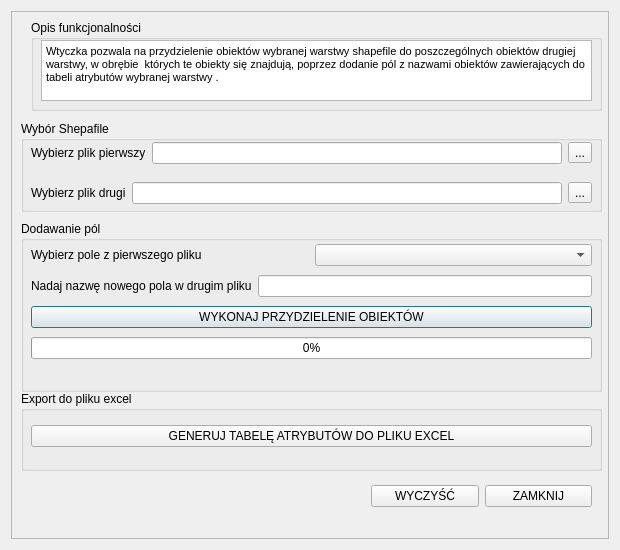
Qt form Add_Field_dialog_base.ui (KalinaJ45/add_field) before a commit.
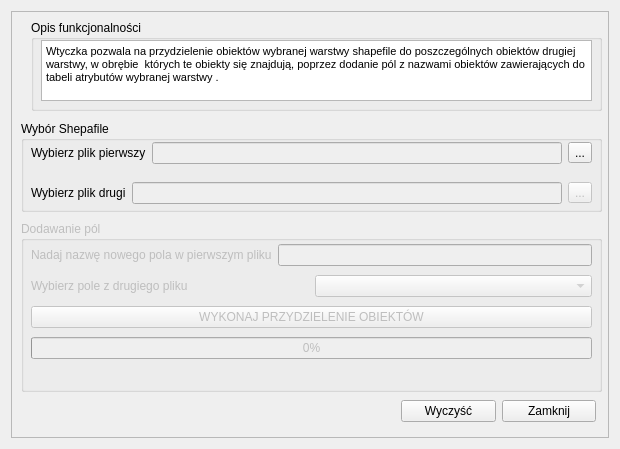
The same form after that commit.

Commit message: Added features:selected layers, added new field in the first later, allocated objects of first layer to objects of second layer. Changed of interface: added two new buttons (cleaning form and closing of plugin's window)

The edit to the form file:
```diff
--- a/Add_Field_dialog_base.ui
+++ b/Add_Field_dialog_base.ui
@@ -7,7 +7,7 @@
     <x>0</x>
     <y>0</y>
     <width>620</width>
-    <height>550</height>
+    <height>449</height>
    </rect>
   </property>
   <property name="windowTitle">
@@ -22,7 +22,7 @@
      <property name="frameShadow">
       <enum>QFrame::Raised</enum>
      </property>
-     <widget class="QGroupBox" name="groupBox">
+     <widget class="QGroupBox" name="selectLayerGroupBox">
       <property name="geometry">
        <rect>
         <x>10</x>
@@ -52,7 +52,11 @@
          </widget>
         </item>
         <item>
-         <widget class="QLineEdit" name="nameFile1"/>
+         <widget class="QLineEdit" name="nameFile1">
+          <property name="enabled">
+           <bool>false</bool>
+          </property>
+         </widget>
         </item>
         <item>
          <widget class="QToolButton" name="inputBtn1">
@@ -81,10 +85,17 @@
          </widget>
         </item>
         <item>
-         <widget class="QLineEdit" name="nameFile2"/>
+         <widget class="QLineEdit" name="nameFile2">
+          <property name="enabled">
+           <bool>false</bool>
+          </property>
+         </widget>
         </item>
         <item>
          <widget class="QToolButton" name="inputBtn2">
+          <property name="enabled">
+           <bool>false</bool>
+          </property>
           <property name="text">
            <string>...</string>
           </property>
@@ -93,7 +104,10 @@
        </layout>
       </widget>
      </widget>
-     <widget class="QGroupBox" name="groupBox_2">
+     <widget class="QGroupBox" name="addFieldGroupBox">
+      <property name="enabled">
+       <bool>false</bool>
+      </property>
       <property name="geometry">
        <rect>
         <x>10</x>
@@ -115,26 +129,12 @@
         </rect>
        </property>
        <layout class="QVBoxLayout" name="verticalLayout_2">
-        <item>
-         <layout class="QHBoxLayout" name="horizontalLayout_3">
-          <item>
-           <widget class="QLabel" name="label_3">
-            <property name="text">
-             <string>Wybierz pole z pierwszego pliku</string>
-            </property>
-           </widget>
-          </item>
-          <item>
-           <widget class="QComboBox" name="fieldComboBox"/>
-          </item>
-         </layout>
-        </item>
         <item>
          <layout class="QHBoxLayout" name="horizontalLayout_5">
           <item>
            <widget class="QLabel" name="label_4">
             <property name="text">
-             <string>Nadaj nazwę nowego pola w drugim pliku</string>
+             <string>Nadaj nazwę nowego pola w pierwszym pliku</string>
             </property>
            </widget>
           </item>
@@ -147,6 +147,20 @@
           </item>
          </layout>
         </item>
+        <item>
+         <layout class="QHBoxLayout" name="horizontalLayout_3">
+          <item>
+           <widget class="QLabel" name="label_3">
+            <property name="text">
+             <string>Wybierz pole z drugiego pliku</string>
+            </property>
+           </widget>
+          </item>
+          <item>
+           <widget class="QComboBox" name="fieldComboBox"/>
+          </item>
+         </layout>
+        </item>
         <item>
          <widget class="QPushButton" name="allocateObjectsBtn">
           <property name="text">
@@ -164,64 +178,6 @@
        </layout>
       </widget>
      </widget>
-     <widget class="QGroupBox" name="groupBox_3">
-      <property name="geometry">
-       <rect>
-        <x>10</x>
-        <y>380</y>
-        <width>581</width>
-        <height>80</height>
-       </rect>
-      </property>
-      <property name="title">
-       <string>Export do pliku excel</string>
-      </property>
-      <widget class="QWidget" name="verticalLayoutWidget_2">
-       <property name="geometry">
-        <rect>
-         <x>10</x>
-         <y>20</y>
-         <width>561</width>
-         <height>51</height>
-        </rect>
-       </property>
-       <layout class="QVBoxLayout" name="verticalLayout_3">
-        <item>
-         <widget class="QPushButton" name="generateAttrTabToExcelBtn">
-          <property name="text">
-           <string>GENERUJ TABELĘ ATRYBUTÓW DO PLIKU EXCEL</string>
-          </property>
-         </widget>
-        </item>
-       </layout>
-      </widget>
-     </widget>
-     <widget class="QWidget" name="horizontalLayoutWidget_3">
-      <property name="geometry">
-       <rect>
-        <x>360</x>
-        <y>460</y>
-        <width>221</width>
-        <height>51</height>
-       </rect>
-      </property>
-      <layout class="QHBoxLayout" name="horizontalLayout_4">
-       <item>
-        <widget class="QPushButton" name="cleareBtn">
-         <property name="text">
-          <string>WYCZYŚĆ</string>
-         </property>
-        </widget>
-       </item>
-       <item>
-        <widget class="QPushButton" name="closeBtn">
-         <property name="text">
-          <string>ZAMKNIJ</string>
-         </property>
-        </widget>
-       </item>
-      </layout>
-     </widget>
      <widget class="QGroupBox" name="groupBox_4">
       <property name="geometry">
        <rect>
@@ -252,6 +208,32 @@
        </property>
       </widget>
      </widget>
+     <widget class="QWidget" name="horizontalLayoutWidget_3">
+      <property name="geometry">
+       <rect>
+        <x>390</x>
+        <y>380</y>
+        <width>195</width>
+        <height>41</height>
+       </rect>
+      </property>
+      <layout class="QHBoxLayout" name="horizontalLayout_4">
+       <item>
+        <widget class="QPushButton" name="clearBtn">
+         <property name="text">
+          <string>Wyczyść</string>
+         </property>
+        </widget>
+       </item>
+       <item>
+        <widget class="QPushButton" name="closeBtn">
+         <property name="text">
+          <string>Zamknij</string>
+         </property>
+        </widget>
+       </item>
+      </layout>
+     </widget>
     </widget>
    </item>
   </layout>
```
The commit also changes 2 other files.
